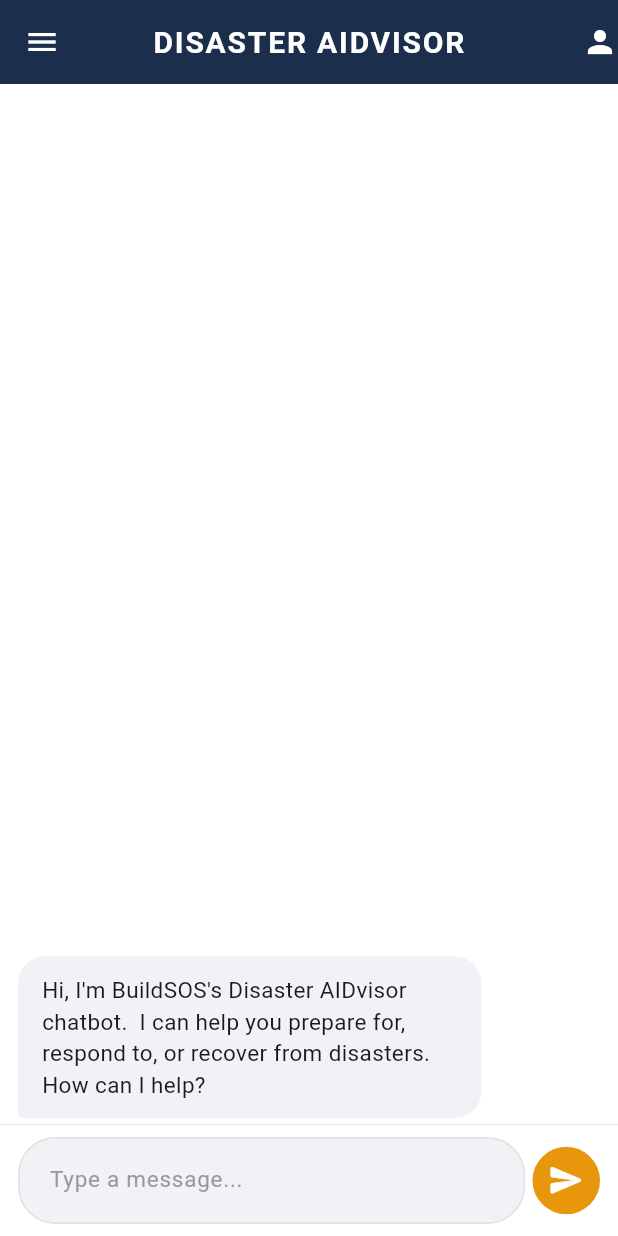
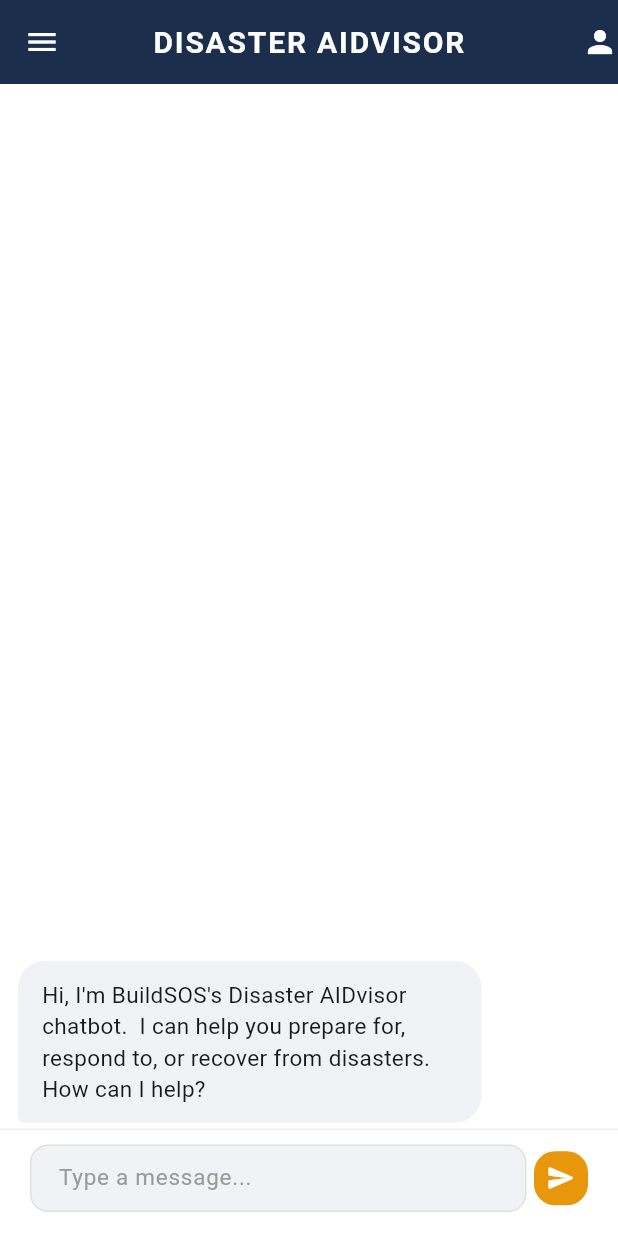
Before and after one commit to joevetoe/disaster-aidvisor, a Flutter app: the ChattingScreen screen opened directly, on a phone screen of 412 x 824 dp. Run offline on Flutter 3.47's test engine with Material 3 defaults, Android fonts, the phone set to English and light mode, and no system bars; our stand-ins replace auto_size_text, cloud_firestore, firebase_auth, firebase_core, firebase_database, flutter_markdown and 6 more; accounts and stored records are empty.

Commit message:
Refine chat input bar and send button styling
Co-Authored-By: Claude Opus 4.7 (1M context) <noreply@anthropic.com>

```diff
--- a/disasterbuddy/lib/views/chatting_screen.dart
+++ b/disasterbuddy/lib/views/chatting_screen.dart
@@ -2494,7 +2494,8 @@ class _ChattingScreenState extends State<ChattingScreen> {
         children: [
           buildChat(),
           Container(
-            padding: const EdgeInsets.symmetric(horizontal: 12, vertical: 8),
+            padding: EdgeInsets.fromLTRB(
+                20, 10, 20, MediaQuery.of(context).padding.bottom + 16),
             decoration: const BoxDecoration(
               color: Colors.white,
               border: Border(top: BorderSide(color: Color(0xffE0E0E0), width: 0.5)),
@@ -2573,8 +2574,8 @@ class _ChattingScreenState extends State<ChattingScreen> {
                   }
                 },
                 icon: Icons.send_rounded,
-                iconSize: 25.0,
-                padding: 10.0,
+                iconSize: 20.0,
+                padding: 8.0,
               )
             ],
           ),
--- a/disasterbuddy/lib/widgets/chat_box.dart
+++ b/disasterbuddy/lib/widgets/chat_box.dart
@@ -18,10 +18,10 @@ class ChatBox extends StatelessWidget {
   Widget build(BuildContext context) {
     return Expanded(
       child: Container(
-        padding: const EdgeInsets.symmetric(horizontal: 4, vertical: 4),
+        padding: const EdgeInsets.symmetric(horizontal: 4, vertical: 2),
         decoration: BoxDecoration(
           color: const Color(0xffF0F2F5),
-          borderRadius: BorderRadius.circular(25),
+          borderRadius: BorderRadius.circular(12),
           border: Border.all(color: const Color(0xffE0E0E0)),
         ),
         child: Row(
@@ -45,7 +45,8 @@ class ChatBox extends StatelessWidget {
                     fontSize: 15,
                   ),
                   border: InputBorder.none,
-                  contentPadding: EdgeInsets.symmetric(horizontal: 16, vertical: 10),
+                  isDense: true,
+                  contentPadding: EdgeInsets.symmetric(horizontal: 14, vertical: 8),
                 ),
               ),
             ),
--- a/disasterbuddy/lib/widgets/custom_round_button.dart
+++ b/disasterbuddy/lib/widgets/custom_round_button.dart
@@ -20,9 +20,9 @@ class CustomRoundButton extends StatelessWidget {
       onTap: onTap,
       behavior: HitTestBehavior.translucent,
       child: Container(
-        decoration: const BoxDecoration(
-          color: Color(0xffE8960C),
-          shape: BoxShape.circle,
+        decoration: BoxDecoration(
+          color: const Color(0xffE8960C),
+          borderRadius: BorderRadius.circular(14),
         ),
         padding: EdgeInsets.all(padding),
         child: Icon(
```
